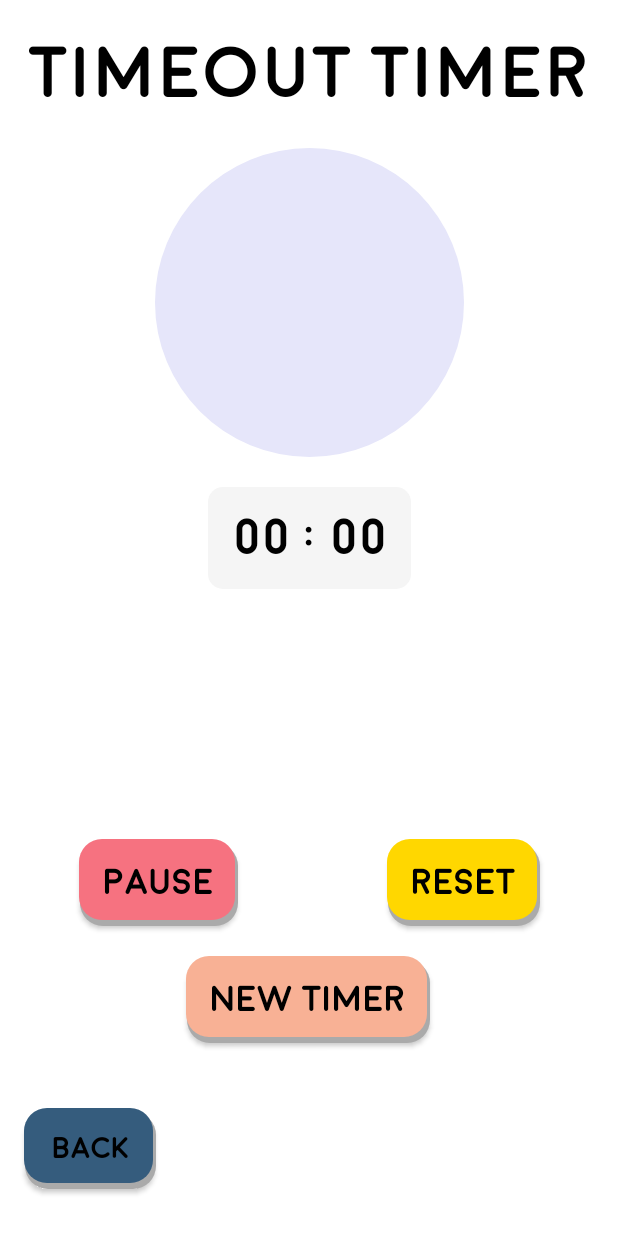
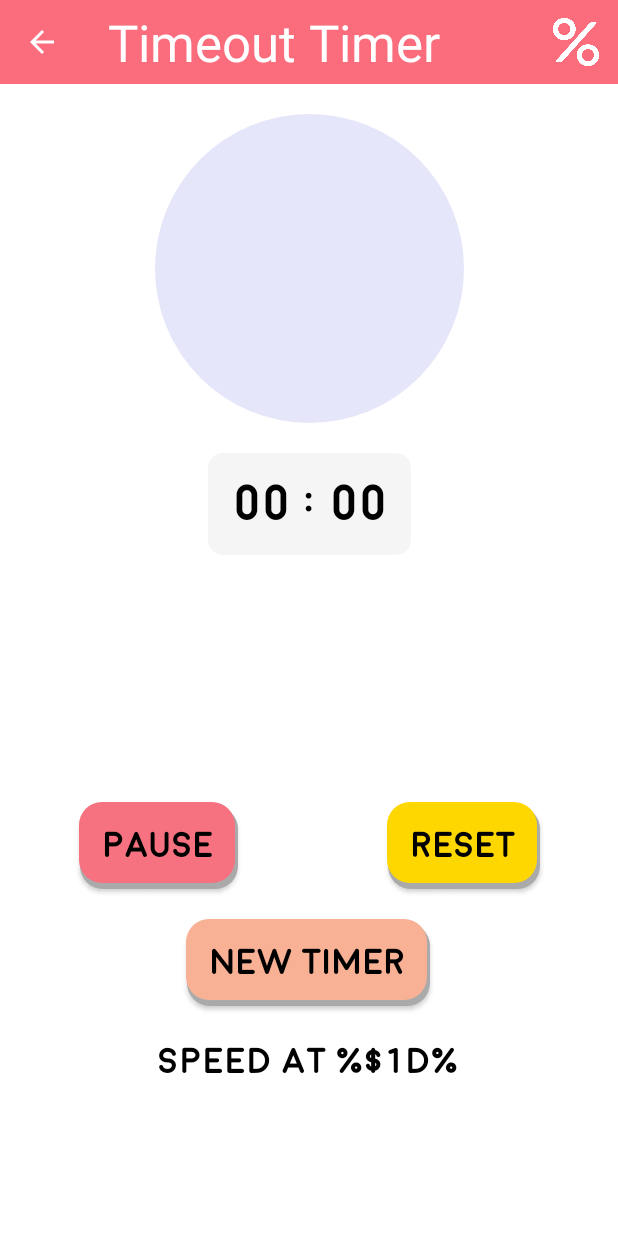
Before and after one commit to ThanhTran2709/ParentApp, an Android app: the TimerActivity screen opened directly, with no data from a screen before it, on a phone screen of 412 x 824 dp. Shown: the top 1233 px of the screen. Run offline under Robolectric (Android 15) with nearby library versions, the phone set to English and light mode, and no system bars; 5 statements that could not run were skipped.

Commit message:
Created toolbar for TimerActivity

```diff
--- a/app/src/main/java/com/cmpt276/parentapp/TimerActivity.java
+++ b/app/src/main/java/com/cmpt276/parentapp/TimerActivity.java
@@ -1,5 +1,6 @@
 package com.cmpt276.parentapp;
 
+import androidx.appcompat.app.ActionBar;
 import androidx.appcompat.app.AppCompatActivity;
 
 import android.content.BroadcastReceiver;
@@ -11,10 +12,12 @@ import android.content.ServiceConnection;
 import android.os.Bundle;
 import android.os.IBinder;
 import android.util.Log;
+import android.view.Menu;
 import android.view.View;
 import android.widget.Button;
 import android.widget.ProgressBar;
 import android.widget.TextView;
+import android.widget.Toolbar;
 
 /**
  * Contains the UI for the timer
@@ -63,11 +66,20 @@ public class TimerActivity extends AppCompatActivity {
 
 		originalTimeInMilliSeconds = this.getIntent().getLongExtra(ORIGINAL_TIME_IN_MILLI_SECONDS_TAG, DEFAULT_MINUTES_IN_MILLI_SECONDS);
 		isServiceRunning = this.getIntent().getBooleanExtra(SERVICE_RUNNING_FLAG, false);
+		setUpToolBar();
 		setUpPieChart();
 		setUpPausePlayButton();
 		setUpResetButton();
 		setUpNewTimerButton();
-		setUpBackBtn();
+		//setUpBackBtn();
+
+	}
+
+	private void setUpToolBar() {
+		setSupportActionBar(findViewById(R.id.timer_toolbar));
+
+		ActionBar actionBar = getSupportActionBar();
+		actionBar.setDisplayHomeAsUpEnabled(true);
 
 	}
 
@@ -76,10 +88,16 @@ public class TimerActivity extends AppCompatActivity {
 		progressBar.setMax((int)(originalTimeInMilliSeconds /1000.0));
 	}
 
-	private void setUpBackBtn() {
-		Button backBtn = findViewById(R.id.backBtn_timer);
-		backBtn.setOnClickListener(view -> finish());
+	@Override
+	public boolean onCreateOptionsMenu(Menu menu) {
+		getMenuInflater().inflate(R.menu.timer_menu, menu);
+		return true;
 	}
+
+	//	private void setUpBackBtn() {
+//		Button backBtn = findViewById(R.id.backBtn_timer);
+//		backBtn.setOnClickListener(view -> finish());
+//	}
 
 	@Override
 	protected void onStart() {
--- a/app/src/main/res/layout/activity_timer.xml
+++ b/app/src/main/res/layout/activity_timer.xml
@@ -7,37 +7,6 @@
     android:background="@color/white"
     android:elevation="100dp"
     tools:context=".TimerActivity">
-
-    <androidx.appcompat.widget.AppCompatButton
-        android:id="@+id/backBtn_timer"
-        android:layout_width="wrap_content"
-        android:layout_height="wrap_content"
-        android:layout_marginStart="16dp"
-        android:layout_marginBottom="16dp"
-        android:background="@drawable/rounded_corner_blue"
-        android:fontFamily="@font/moon_bold_font"
-        android:padding="16sp"
-        android:text="@string/back"
-        android:textColor="@color/black"
-        android:textSize="20sp"
-        app:layout_constraintBottom_toBottomOf="parent"
-        app:layout_constraintStart_toStartOf="parent"
-        app:layout_constraintTop_toBottomOf="@+id/new_timer_button"
-        app:layout_constraintVertical_bias="0.744" />
-
-    <TextView
-        android:id="@+id/timer_title"
-        android:layout_width="wrap_content"
-        android:layout_height="wrap_content"
-        android:layout_marginTop="24dp"
-        android:fontFamily="@font/moon_bold_font"
-        android:gravity="center_horizontal"
-        android:text="@string/timeout_timer_title"
-        android:textColor="@color/black"
-        android:textSize="48sp"
-        app:layout_constraintEnd_toEndOf="parent"
-        app:layout_constraintStart_toStartOf="parent"
-        app:layout_constraintTop_toTopOf="parent" />
 
     <androidx.appcompat.widget.AppCompatButton
         android:id="@+id/pause_play"
@@ -91,7 +60,7 @@
         android:layout_width="wrap_content"
         android:layout_height="wrap_content"
         android:orientation="horizontal"
-        app:layout_constraintGuide_percent="0.65" />
+        app:layout_constraintGuide_percent="0.62" />
 
     <androidx.appcompat.widget.AppCompatButton
         android:id="@+id/stop_alarm_button"
@@ -122,7 +91,7 @@
         style="@style/Widget.AppCompat.ProgressBar"
         android:layout_width="0dp"
         android:layout_height="0dp"
-        android:layout_marginTop="24dp"
+        android:layout_marginTop="20dp"
         android:elevation="50dp"
         android:indeterminate="false"
         android:indeterminateBehavior="repeat"
@@ -134,8 +103,9 @@
         android:visibility="visible"
         app:layout_constraintDimensionRatio="1:1"
         app:layout_constraintEnd_toStartOf="@+id/guideline8"
+        app:layout_constraintHorizontal_bias="0.0"
         app:layout_constraintStart_toStartOf="@+id/guideline7"
-        app:layout_constraintTop_toBottomOf="@+id/timer_title" />
+        app:layout_constraintTop_toBottomOf="@+id/timer_toolbar" />
 
     <TextView
         android:id="@+id/time_text"
@@ -166,4 +136,34 @@
         android:orientation="vertical"
         app:layout_constraintGuide_percent="0.75" />
 
+    <androidx.appcompat.widget.Toolbar
+        android:id="@+id/timer_toolbar"
+        android:layout_width="0dp"
+        android:layout_height="wrap_content"
+        android:background="#FB6C7D"
+        android:minHeight="?attr/actionBarSize"
+        android:theme="?attr/actionBarTheme"
+        app:layout_constraintEnd_toEndOf="parent"
+        app:layout_constraintHorizontal_bias="1.0"
+        app:layout_constraintStart_toStartOf="parent"
+        app:layout_constraintTop_toTopOf="parent"
+        app:subtitleTextColor="#000000"
+        app:title="@string/timeout_timer_title"
+        app:titleTextAppearance="@style/TextAppearance.AppCompat.Display1"
+        app:titleTextColor="#FFFFFF" />
+
+
+    <TextView
+        android:id="@+id/speed_text"
+        android:layout_width="wrap_content"
+        android:layout_height="wrap_content"
+        android:layout_marginTop="24dp"
+        android:text="@string/speed_text"
+        android:fontFamily="@font/moon_bold_font"
+        android:textSize="24sp"
+        android:textColor="@color/black"
+        app:layout_constraintEnd_toEndOf="@+id/new_timer_button"
+        app:layout_constraintStart_toStartOf="@+id/new_timer_button"
+        app:layout_constraintTop_toBottomOf="@+id/new_timer_button" />
+
 </androidx.constraintlayout.widget.ConstraintLayout>
--- /dev/null
+++ b/app/src/main/res/menu/timer_menu.xml
@@ -0,0 +1,13 @@
+<menu xmlns:android="http://schemas.android.com/apk/res/android"
+    xmlns:app="http://schemas.android.com/apk/res-auto">
+
+    <!-- "Mark Favorite", should appear as action button if possible -->
+    <item
+        android:id="@+id/action_favorite"
+        android:icon="@drawable/percent_sign"
+        android:iconTint="@color/white"
+        android:title="@string/percentage"
+        app:showAsAction="ifRoom"/>
+
+
+</menu>
--- a/app/src/main/res/values/strings.xml
+++ b/app/src/main/res/values/strings.xml
@@ -111,5 +111,7 @@
     <string name="confirm_task_done">Confirm Task Done</string>
     <string name="no_task_created_yet">No Task\nCreated Yet</string>
     <string name="task_name_error_toast_message">Error! Enter a valid task name</string>
+    <string name="speed_text">Speed at %$1d%</string>
+    <string name="percentage">Percentage</string>
 
 </resources>
```
Also changed, not shown: app/src/main/res/drawable/percent_sign.png (added).
